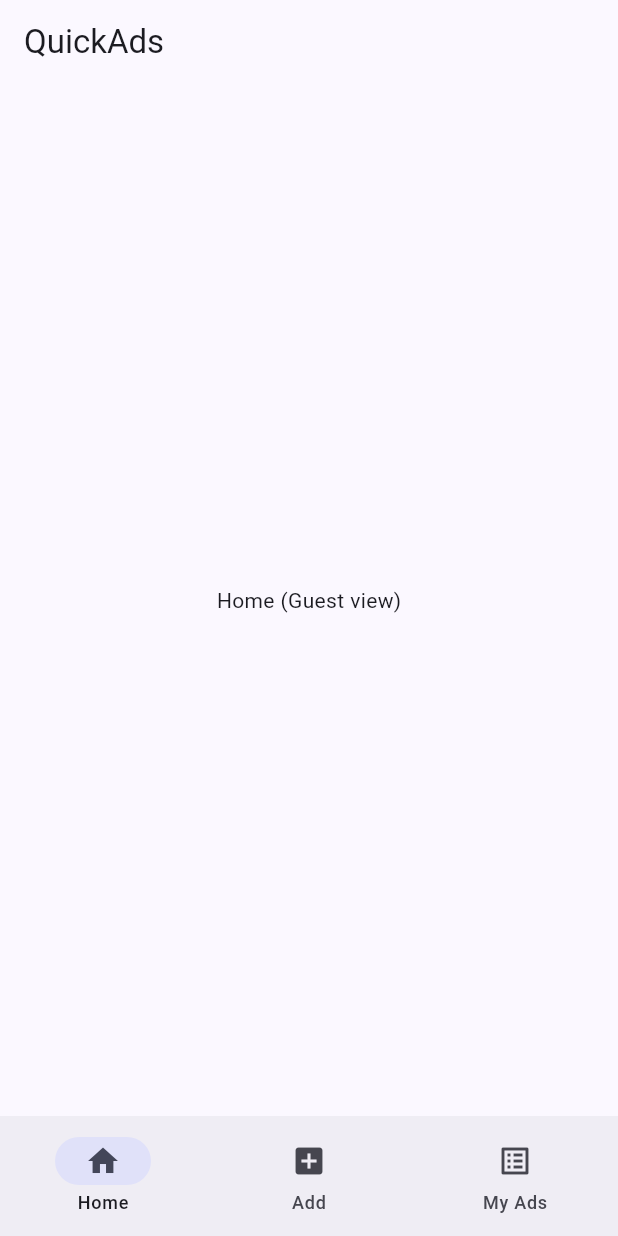
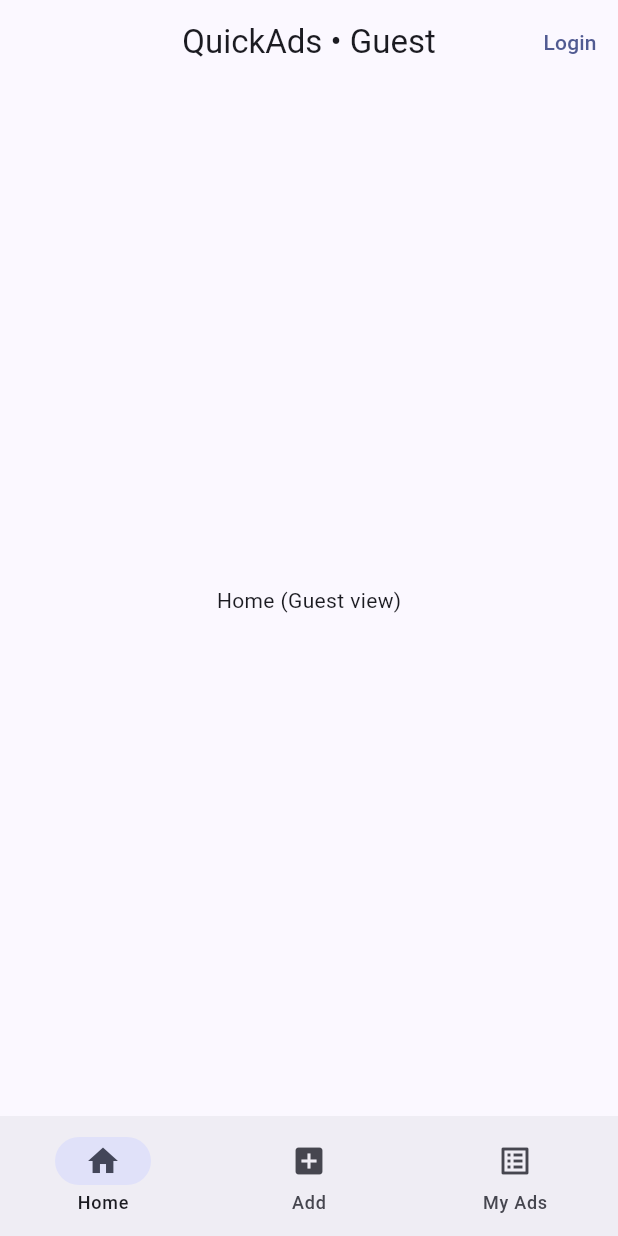
Before and after one commit to andreavuckovic/Projekat-Mobilne-, a Flutter app: the screen it shows after launch, on a phone screen of 412 x 824 dp. Run offline on Flutter 3.47's test engine with Material 3 defaults, Android fonts, the phone set to English and light mode, and no system bars; our stand-ins replace flutter_riverpod, go_router.

Commit message:
Model oglasa i state management

```diff
--- a/lib/app/router.dart
+++ b/lib/app/router.dart
@@ -9,8 +9,11 @@ import '../features/ads/home_screen.dart';
 import '../features/ads/add_ad_screen.dart';
 import '../features/ads/my_ads_screen.dart';
 
+import '../features/admin/admin_dashboard_screen.dart';
+import '../features/admin/manage_ads_screen.dart';
+import '../features/admin/manage_users_screen.dart';
+
 import '../shared/main_shell.dart';
-
 
 final routerProvider = Provider<GoRouter>((ref) {
   final auth = ref.watch(authProvider);
@@ -20,12 +23,17 @@ final routerProvider = Provider<GoRouter>((ref) {
     redirect: (context, state) {
       final loc = state.matchedLocation;
 
-      // Public routes:
+      // Public:
       if (loc == '/' || loc == '/login') return null;
 
-      // Protected (user/admin):
+      // User/Admin only:
       if (loc == '/add' || loc == '/my-ads') {
         if (auth.role == UserRole.guest) return '/login';
+      }
+
+      // Admin only:
+      if (loc.startsWith('/admin')) {
+        if (auth.role != UserRole.admin) return '/';
       }
 
       return null;
@@ -34,23 +42,20 @@ final routerProvider = Provider<GoRouter>((ref) {
       ShellRoute(
         builder: (context, state, child) => MainShell(child: child),
         routes: [
-          GoRoute(
-            path: '/',
-            builder: (context, state) => const HomeScreen(),
-          ),
-          GoRoute(
-            path: '/add',
-            builder: (context, state) => const AddAdScreen(),
-          ),
-          GoRoute(
-            path: '/my-ads',
-            builder: (context, state) => const MyAdsScreen(),
-          ),
+          GoRoute(path: '/', builder: (context, state) => const HomeScreen()),
+          GoRoute(path: '/add', builder: (context, state) => const AddAdScreen()),
+          GoRoute(path: '/my-ads', builder: (context, state) => const MyAdsScreen()),
         ],
       ),
+      GoRoute(path: '/login', builder: (context, state) => const LoginScreen()),
+
       GoRoute(
-        path: '/login',
-        builder: (context, state) => const LoginScreen(),
+        path: '/admin',
+        builder: (context, state) => const AdminDashboardScreen(),
+        routes: [
+          GoRoute(path: 'ads', builder: (context, state) => const ManageAdsScreen()),
+          GoRoute(path: 'users', builder: (context, state) => const ManageUsersScreen()),
+        ],
       ),
     ],
   );
--- a/lib/shared/main_shell.dart
+++ b/lib/shared/main_shell.dart
@@ -1,7 +1,11 @@
 import 'package:flutter/material.dart';
+import 'package:flutter_riverpod/flutter_riverpod.dart';
 import 'package:go_router/go_router.dart';
 
-class MainShell extends StatelessWidget {
+import '../features/auth/auth_provider.dart';
+import '../features/auth/auth_state.dart';
+
+class MainShell extends ConsumerWidget {
   final Widget child;
   const MainShell({super.key, required this.child});
 
@@ -11,20 +15,66 @@ class MainShell extends StatelessWidget {
     return 0;
   }
 
+  String _roleLabel(UserRole role) {
+    switch (role) {
+      case UserRole.guest:
+        return 'Guest';
+      case UserRole.user:
+        return 'User';
+      case UserRole.admin:
+        return 'Admin';
+    }
+  }
+
   @override
-  Widget build(BuildContext context) {
-    final location = GoRouterState.of(context).matchedLocation;
+  Widget build(BuildContext context, WidgetRef ref) {
+    final auth = ref.watch(authProvider);
+
+    // Stabilnije nego GoRouterState.of(context) u ShellRoute kontekstu:
+    final location = GoRouter.of(context).routerDelegate.currentConfiguration.fullPath;
     final currentIndex = _indexForLocation(location);
 
+    void goProtected(String path) {
+      if (auth.role == UserRole.guest) {
+        context.go('/login');
+      } else {
+        context.go(path);
+      }
+    }
+
     return Scaffold(
-      appBar: AppBar(title: const Text('QuickAds')),
+      appBar: AppBar(
+        centerTitle: true,
+        title: Text('QuickAds • ${_roleLabel(auth.role)}'),
+        actions: [
+          if (auth.role == UserRole.admin)
+            IconButton(
+              tooltip: 'Admin panel',
+              onPressed: () => context.go('/admin'),
+              icon: const Icon(Icons.admin_panel_settings),
+            ),
+          if (!auth.isLoggedIn)
+            TextButton(
+              onPressed: () => context.go('/login'),
+              child: const Text('Login'),
+            )
+          else
+            TextButton(
+              onPressed: () {
+                ref.read(authProvider.notifier).logout();
+                context.go('/');
+              },
+              child: const Text('Logout'),
+            ),
+        ],
+      ),
       body: child,
       bottomNavigationBar: NavigationBar(
         selectedIndex: currentIndex,
         onDestinationSelected: (i) {
           if (i == 0) context.go('/');
-          if (i == 1) context.go('/add');
-          if (i == 2) context.go('/my-ads');
+          if (i == 1) goProtected('/add');
+          if (i == 2) goProtected('/my-ads');
         },
         destinations: const [
           NavigationDestination(icon: Icon(Icons.home), label: 'Home'),
--- a/pubspec.yaml
+++ b/pubspec.yaml
@@ -1,4 +1,4 @@
-name: QuickAds
+name: skriptarnica
 description: "A new Flutter project."
 # The following line prevents the package from being accidentally published to
 # pub.dev using `flutter pub publish`. This is preferred for private packages.
```
Also changed, not shown: lib/features/admin/admin_dashboard_screen.dart (added, +28 -0 lines), lib/features/admin/manage_ads_screen.dart (added, +12 -0 lines), lib/features/admin/manage_users_screen.dart (added, +12 -0 lines), lib/features/ads/ad_model.dart (added, +35 -0 lines), lib/features/ads/ads_provider.dart (added, +70 -0 lines).
